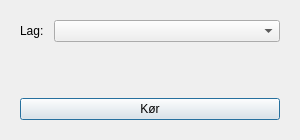
hrosenskjold/Jordprover, file klargor_qfield_dialog.ui: the form before one commit.
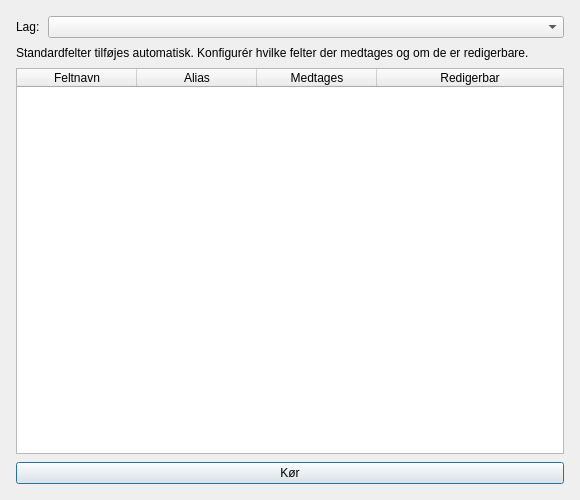
The form after the commit.

Diff of the .ui file:
```diff
--- a/klargor_qfield_dialog.ui
+++ b/klargor_qfield_dialog.ui
@@ -6,8 +6,8 @@
    <rect>
     <x>0</x>
     <y>0</y>
-    <width>300</width>
-    <height>140</height>
+    <width>580</width>
+    <height>500</height>
    </rect>
   </property>
   <property name="windowTitle">
@@ -15,46 +15,87 @@
   </property>
   <layout class="QVBoxLayout" name="verticalLayout">
    <property name="spacing">
-    <number>10</number>
+    <number>8</number>
    </property>
    <property name="leftMargin">
-    <number>20</number>
+    <number>16</number>
    </property>
    <property name="topMargin">
-    <number>20</number>
+    <number>16</number>
    </property>
    <property name="rightMargin">
-    <number>20</number>
+    <number>16</number>
    </property>
    <property name="bottomMargin">
-    <number>20</number>
+    <number>16</number>
    </property>
    <item>
-    <layout class="QFormLayout" name="formLayout">
-     <item row="0" column="0">
+    <layout class="QHBoxLayout">
+     <item>
       <widget class="QLabel" name="lblLag">
        <property name="text">
         <string>Lag:</string>
        </property>
       </widget>
      </item>
-     <item row="0" column="1">
-      <widget class="QComboBox" name="cboLag"/>
+     <item>
+      <widget class="QComboBox" name="cboLag">
+       <property name="sizePolicy">
+        <sizepolicy hsizetype="Expanding" vsizetype="Fixed">
+         <horstretch>1</horstretch>
+         <verstretch>0</verstretch>
+        </sizepolicy>
+       </property>
+      </widget>
      </item>
     </layout>
    </item>
    <item>
-    <spacer>
-     <property name="orientation">
-      <enum>Qt::Vertical</enum>
+    <widget class="QLabel" name="lblInfo">
+     <property name="text">
+      <string>Standardfelter tilføjes automatisk. Konfigurér hvilke felter der medtages og om de er redigerbare.</string>
      </property>
-     <property name="sizeHint" stdset="0">
-      <size>
-       <width>20</width>
-       <height>10</height>
-      </size>
+     <property name="wordWrap">
+      <bool>true</bool>
      </property>
-    </spacer>
+    </widget>
+   </item>
+   <item>
+    <widget class="QTableWidget" name="tblFelter">
+     <property name="sizePolicy">
+      <sizepolicy hsizetype="Expanding" vsizetype="Expanding">
+       <horstretch>0</horstretch>
+       <verstretch>1</verstretch>
+      </sizepolicy>
+     </property>
+     <property name="alternatingRowColors">
+      <bool>true</bool>
+     </property>
+     <property name="selectionMode">
+      <enum>QAbstractItemView::NoSelection</enum>
+     </property>
+     <property name="columnCount">
+      <number>4</number>
+     </property>
+     <attribute name="horizontalHeaderDefaultSectionSize">
+      <number>120</number>
+     </attribute>
+     <attribute name="horizontalHeaderStretchLastSection">
+      <bool>true</bool>
+     </attribute>
+     <column>
+      <property name="text"><string>Feltnavn</string></property>
+     </column>
+     <column>
+      <property name="text"><string>Alias</string></property>
+     </column>
+     <column>
+      <property name="text"><string>Medtages</string></property>
+     </column>
+     <column>
+      <property name="text"><string>Redigerbar</string></property>
+     </column>
+    </widget>
    </item>
    <item>
     <widget class="QPushButton" name="btnKor">
```
